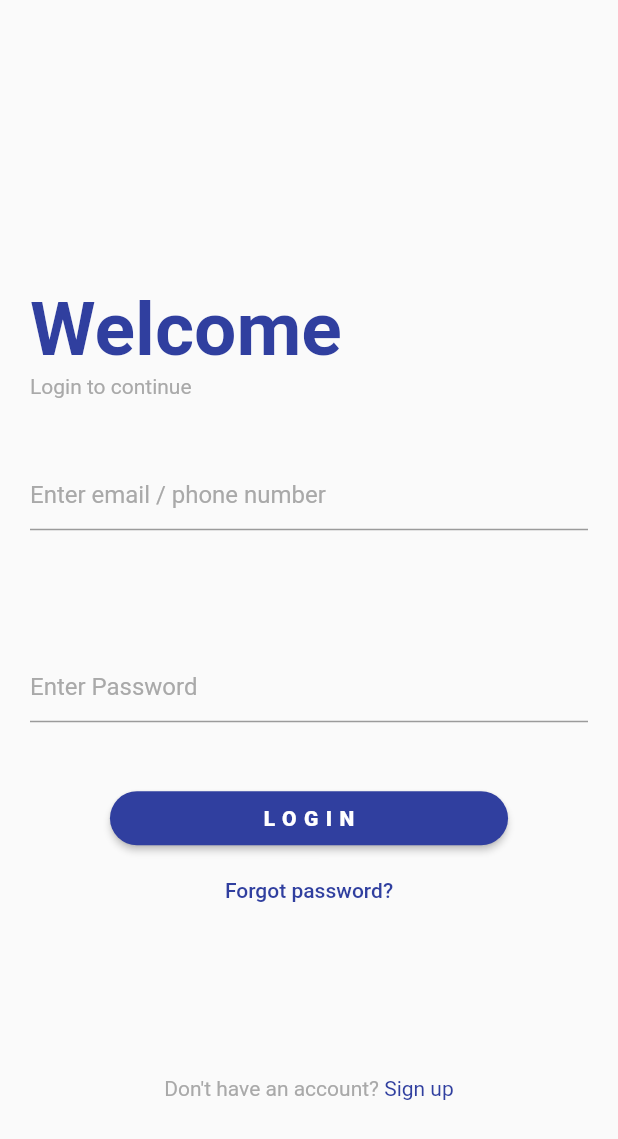
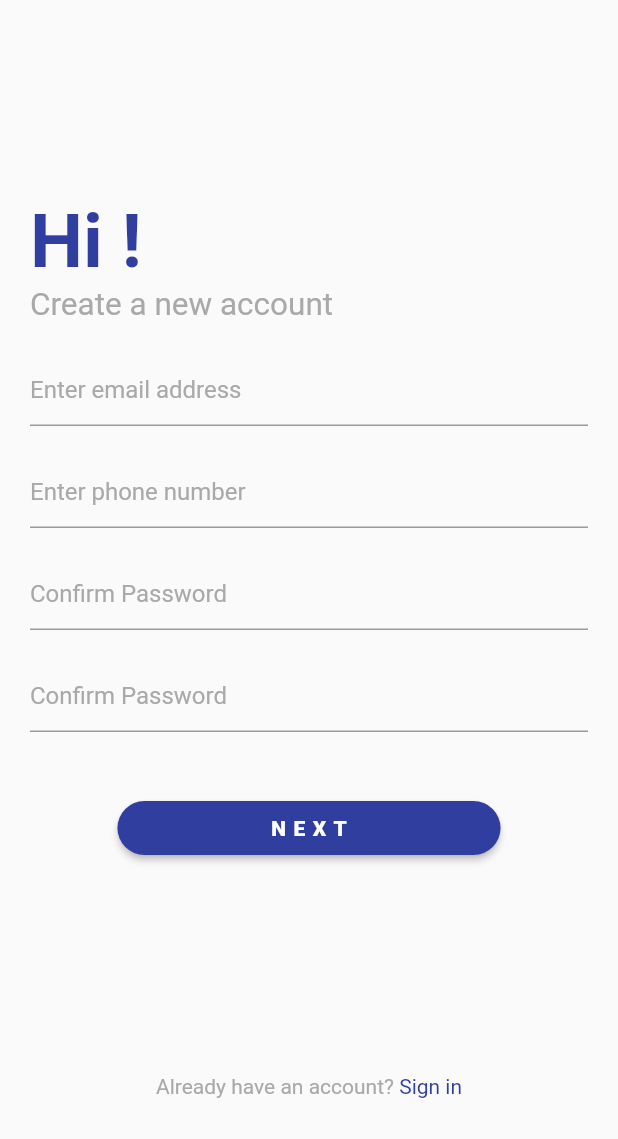
Before and after one commit to MaheshManoharan/thaliparamb_store, a Flutter app: the screen it shows after launch, on a phone screen of 412 x 824 dp. Shown: the top 1139 px of the screen. Run offline on Flutter 3.47's test engine with Material 2 defaults, Android fonts, the phone set to English and light mode, and no system bars.

Commit message:
sign up page created

```diff
--- a/lib/main.dart
+++ b/lib/main.dart
@@ -1,5 +1,6 @@
 import 'package:flutter/material.dart';
 import 'package:thaliparamb_store_ui/screens/login_page.dart';
+import 'package:thaliparamb_store_ui/screens/sign_up_page.dart';
 import 'package:thaliparamb_store_ui/screens/welcome_screen.dart';
 
 import 'utils/constants.dart';
@@ -13,8 +14,9 @@ class MyApp extends StatelessWidget {
   Widget build(BuildContext context) {
     return MaterialApp(
       debugShowCheckedModeBanner: false,
-      theme: ThemeData(hintColor: grey),
-      home: LoginPage(),
+      theme: ThemeData(hintColor: grey,
+      ),
+      home: SignUpPage(),
     );
   }
 }
--- a/lib/screens/sign_up_page.dart
+++ b/lib/screens/sign_up_page.dart
@@ -1,8 +1,136 @@
+import 'package:flutter/gestures.dart';
 import 'package:flutter/material.dart';
+import 'package:thaliparamb_store_ui/utils/constants.dart';
 
 class SignUpPage extends StatelessWidget {
   @override
   Widget build(BuildContext context) {
-    return Container();
+    return Scaffold(
+      body: Padding(
+        padding: const EdgeInsets.all(20.0),
+        child: Column(
+          mainAxisAlignment: MainAxisAlignment.center,
+          crossAxisAlignment: CrossAxisAlignment.start,
+          children: [
+            SizedBox(
+              height: 40,
+            ),
+            Column(
+              mainAxisAlignment: MainAxisAlignment.spaceBetween,
+              crossAxisAlignment: CrossAxisAlignment.start,
+              children: [
+                Text(
+                  "Hi !",
+                  style: TextStyle(
+                    fontSize: 50.0,
+                    color: darkBlue,
+                    fontWeight: FontWeight.bold,
+                  ),
+                ),
+                Text(
+                  'Create a new account',
+                  style: TextStyle(color: grey, fontSize: 21.0),
+                ),
+              ],
+            ),
+            SizedBox(
+              height: 10,
+            ),
+            Padding(
+              padding: const EdgeInsets.symmetric(vertical: 10.0),
+              child: TextField(
+                textAlign: TextAlign.start,
+                decoration: InputDecoration(
+                  hintText: "Enter email address",
+                  hintStyle: TextStyle(color: grey),
+                ),
+              ),
+            ),
+            Padding(
+              padding: const EdgeInsets.symmetric(vertical: 10.0),
+              child: TextField(
+                textAlign: TextAlign.start,
+                decoration: InputDecoration(
+                  hintText: "Enter phone number",
+                  hintStyle: TextStyle(color: grey),
+                ),
+              ),
+            ),
+            Padding(
+              padding: const EdgeInsets.symmetric(vertical: 10.0),
+              child: TextField(
+                textAlign: TextAlign.start,
+                decoration: InputDecoration(
+                  hintText: "Confirm Password",
+                  hintStyle: TextStyle(color: grey),
+                ),
+              ),
+            ),
+            Padding(
+              padding: const EdgeInsets.symmetric(vertical: 10.0),
+              child: TextField(
+                textAlign: TextAlign.start,
+                decoration: InputDecoration(
+                  hintText: "Confirm Password",
+                  hintStyle: TextStyle(color: grey),
+                ),
+              ),
+            ),
+            Padding(
+              padding: const EdgeInsets.only(top: 30.0),
+              child: Center(
+                child: Column(
+                  mainAxisAlignment: MainAxisAlignment.spaceBetween,
+                  children: [
+                    Column(
+                      children: [
+                        RaisedButton(
+                          shape: RoundedRectangleBorder(
+                            borderRadius: BorderRadius.circular(30),
+                          ),
+                          textColor: white,
+                          color: darkBlue,
+                          padding: EdgeInsets.symmetric(
+                            horizontal: 100.0,
+                          ),
+                          onPressed: () {
+                            //SIGN UP BUTTON PRESSED
+                          },
+                          child: Text(
+                            'NEXT',
+                            style: TextStyle(
+                              letterSpacing: 5.0,
+                              fontWeight: FontWeight.w900,
+                            ),
+                          ),
+                        ),
+                      ],
+                    ),
+                    SizedBox(
+                      height: 140,
+                    ),
+                    RichText(
+                      text: TextSpan(
+                        children: [
+                          TextSpan(
+                            text: "Already have an account? ",
+                            style: TextStyle(color: grey),
+                          ),
+                          TextSpan(
+                              text: "Sign in",
+                              style: TextStyle(color: darkBlue),
+                              recognizer: TapGestureRecognizer()
+                                ..onTap = () {}),
+                        ],
+                      ),
+                    )
+                  ],
+                ),
+              ),
+            ),
+          ],
+        ),
+      ),
+    );
   }
 }
```
Also changed, not shown: lib/utils/constants.dart (line endings or trailing spaces).
